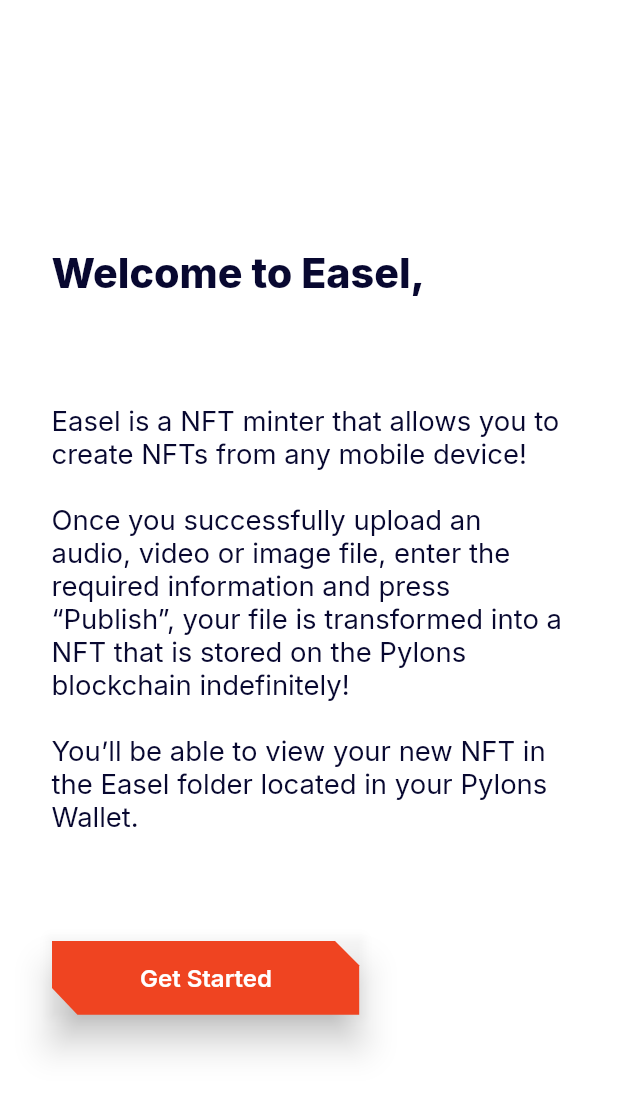
After one commit to Pylons-tech/easel_flutter, a Flutter app: the WelcomeScreen screen opened directly, on a phone screen of 412 x 824 dp. The commit adds this screen. Shown: the top 1094 px of the screen. Run offline on Flutter 3.47's test engine with Material 2 defaults, Android fonts, the phone set to English and light mode, and no system bars; our stand-ins replace audio_video_progress_bar, dio, file_picker, fixnum, flutter_screenutil, flutter_svg and 8 more; missing offline and left inert: media_info, model_viewer_plus, pylons_sdk, steps_indicator; accounts and stored records are empty; statements that could not run were skipped.

Commit message:
add welcome screen

```diff
--- a/lib/screens/routing_screen.dart
+++ b/lib/screens/routing_screen.dart
@@ -56,7 +56,7 @@ class _RoutingScreenState extends State<RoutingScreen> {
                   ValueListenableBuilder<String>(
                       valueListenable: username,
                       builder: (_, String name, __) {
-                        return Text("$kWelcomeToEaselText, $name");
+                        return Text("$kWelcomeToEaselText $name");
                       }),
                 ],
               ),
@@ -92,7 +92,7 @@ class _RoutingScreenState extends State<RoutingScreen> {
   }
 
   void showUserNameDialog() {
-    MessageDialog().show("$kWelcomeToEaselText, ${username.value}",
+    MessageDialog().show("$kWelcomeToEaselText ${username.value}",
         button: TextButton(
             onPressed: () {
               Navigator.of(context).pop();
--- a/lib/screens/splash_screen.dart
+++ b/lib/screens/splash_screen.dart
@@ -1,4 +1,3 @@
-import 'package:easel_flutter/screens/routing_screen.dart';
 import 'package:easel_flutter/screens/tutorial_screen.dart';
 import 'package:flutter/material.dart';
 import 'package:easel_flutter/widgets/pylons_button.dart';
--- a/lib/screens/tutorial_screen.dart
+++ b/lib/screens/tutorial_screen.dart
@@ -1,4 +1,4 @@
-import 'package:easel_flutter/screens/routing_screen.dart';
+import 'package:easel_flutter/screens/welcome_screen.dart';
 import 'package:easel_flutter/utils/easel_app_theme.dart';
 import 'package:easel_flutter/widgets/pylons_button.dart';
 import 'package:flutter/material.dart';
@@ -166,7 +166,7 @@ class _TutorialScreenState extends State<TutorialScreen> {
                       Navigator.push(
                         context,
                         MaterialPageRoute(
-                            builder: (context) => const RoutingScreen()),
+                            builder: (context) => const WelcomeScreen()),
                       );
                     },
                     btnText: kContinue,
--- /dev/null
+++ b/lib/screens/welcome_screen.dart
@@ -0,0 +1,58 @@
+import 'package:easel_flutter/screens/routing_screen.dart';
+import 'package:easel_flutter/utils/easel_app_theme.dart';
+import 'package:flutter/material.dart';
+import 'package:easel_flutter/widgets/pylons_button.dart';
+import 'package:flutter_screenutil/flutter_screenutil.dart';
+
+import '../utils/constants.dart';
+
+class WelcomeScreen extends StatelessWidget {
+  const WelcomeScreen({Key? key}) : super(key: key);
+
+  @override
+  Widget build(BuildContext context) {
+    return Scaffold(
+        body: Padding(
+      padding: EdgeInsets.symmetric(horizontal: 30.w),
+      child: Column(
+        children: <Widget>[
+          SizedBox(height: 0.2.sh),
+          Align(
+            alignment: Alignment.topLeft,
+            child: Text(
+              kWelcomeToEaselText,
+              style: Theme.of(context).textTheme.bodyText1!.copyWith(
+                  color: EaselAppTheme.kDarkText,
+                  fontSize: 24.sp,
+                  fontWeight: FontWeight.w800),
+            ),
+          ),
+          SizedBox(height: 60.h),
+          Text(
+            kEaselDescriptionText,
+            style: Theme.of(context).textTheme.bodyText1!.copyWith(
+                color: EaselAppTheme.kDarkText,
+                fontSize: 16.sp,
+                fontWeight: FontWeight.w400),
+          ),
+          SizedBox(height: 60.h),
+          Container(
+            alignment: Alignment.topLeft,
+            child: PylonsButton(
+              onPressed: () {
+                Navigator.push(
+                  context,
+                  MaterialPageRoute(
+                      builder: (context) => const RoutingScreen()),
+                );
+              },
+              btnText: kGetStarted,
+              showArrow: false,
+              isBlue: false,
+            ),
+          ),
+        ],
+      ),
+    ));
+  }
+}
--- a/lib/utils/constants.dart
+++ b/lib/utils/constants.dart
@@ -67,7 +67,8 @@ const kPylonsAppNotInstalledText =
     "Pylons app is not installed on this device. Please install Pylons app to continue";
 const kClickToInstallText = "Click here to install";
 const kClickToLogInText = "Click here to log into Pylons";
-const kWelcomeToEaselText = "Welcome to Easel";
+const kWelcomeToEaselText = "Welcome to Easel,";
+const kEaselDescriptionText = "Easel is a NFT minter that allows you to create NFTs from any mobile device!\n\nOnce you successfully upload an audio, video or image file, enter the required information and press “Publish”, your file is transformed into a NFT that is stored on the Pylons blockchain indefinitely!\n\nYou’ll be able to view your new NFT in the Easel folder located in your Pylons Wallet.";
 const kCreatedByText = "Created by";
 const kDescriptionText = "Description";
 const kSizeText = "Size";
```
